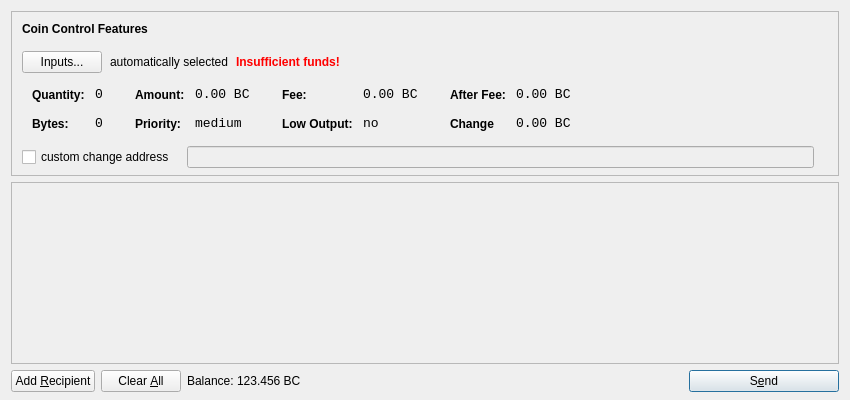
whatisthiseven/difftest, file src/qt/forms/sendcoinsdialog.ui: the form before one commit.
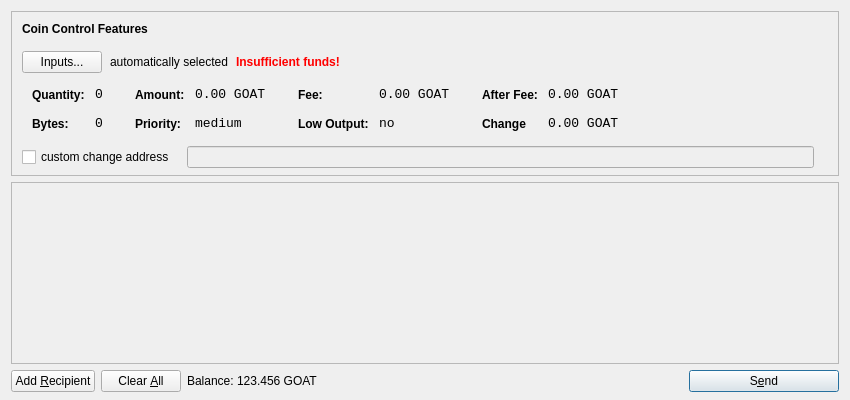
The form after the commit. Icons and pictures are not drawn.

Commit message: diff test with goat

```diff
--- a/src/qt/forms/sendcoinsdialog.ui
+++ b/src/qt/forms/sendcoinsdialog.ui
@@ -321,7 +321,7 @@
                   <enum>Qt::ActionsContextMenu</enum>
                  </property>
                  <property name="text">
-                  <string>0.00 BC</string>
+                  <string>0.00 GOAT</string>
                  </property>
                  <property name="textInteractionFlags">
                   <set>Qt::LinksAccessibleByMouse|Qt::TextSelectableByKeyboard|Qt::TextSelectableByMouse</set>
@@ -407,7 +407,7 @@
                   <enum>Qt::ActionsContextMenu</enum>
                  </property>
                  <property name="text">
-                  <string>0.00 BC</string>
+                  <string>0.00 GOAT</string>
                  </property>
                  <property name="textInteractionFlags">
                   <set>Qt::LinksAccessibleByMouse|Qt::TextSelectableByKeyboard|Qt::TextSelectableByMouse</set>
@@ -493,7 +493,7 @@
                   <enum>Qt::ActionsContextMenu</enum>
                  </property>
                  <property name="text">
-                  <string>0.00 BC</string>
+                  <string>0.00 GOAT</string>
                  </property>
                  <property name="textInteractionFlags">
                   <set>Qt::LinksAccessibleByMouse|Qt::TextSelectableByKeyboard|Qt::TextSelectableByMouse</set>
@@ -525,7 +525,7 @@
                   <enum>Qt::ActionsContextMenu</enum>
                  </property>
                  <property name="text">
-                  <string>0.00 BC</string>
+                  <string>0.00 GOAT</string>
                  </property>
                  <property name="textInteractionFlags">
                   <set>Qt::LinksAccessibleByMouse|Qt::TextSelectableByKeyboard|Qt::TextSelectableByMouse</set>
@@ -724,7 +724,7 @@
           <cursorShape>IBeamCursor</cursorShape>
          </property>
          <property name="text">
-          <string>123.456 BC</string>
+          <string>123.456 GOAT</string>
          </property>
          <property name="textInteractionFlags">
           <set>Qt::LinksAccessibleByMouse|Qt::TextSelectableByKeyboard|Qt::TextSelectableByMouse</set>
```
The commit also changes 253 other files.
